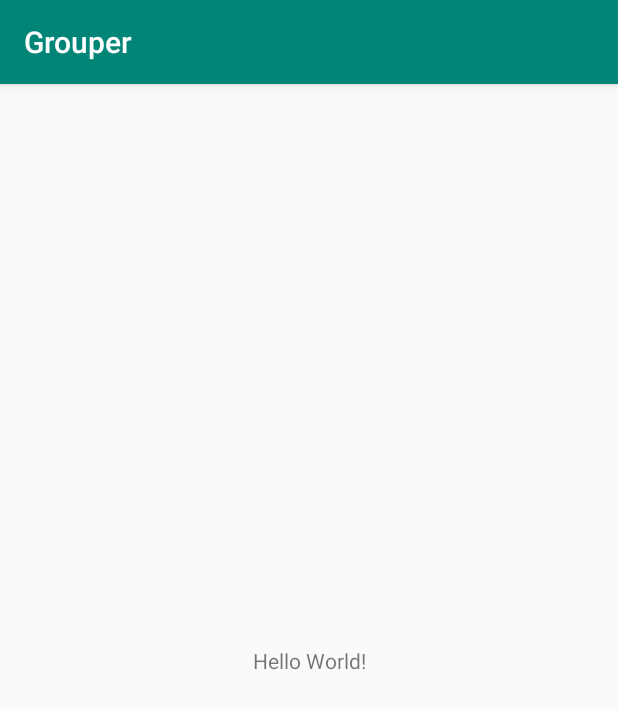
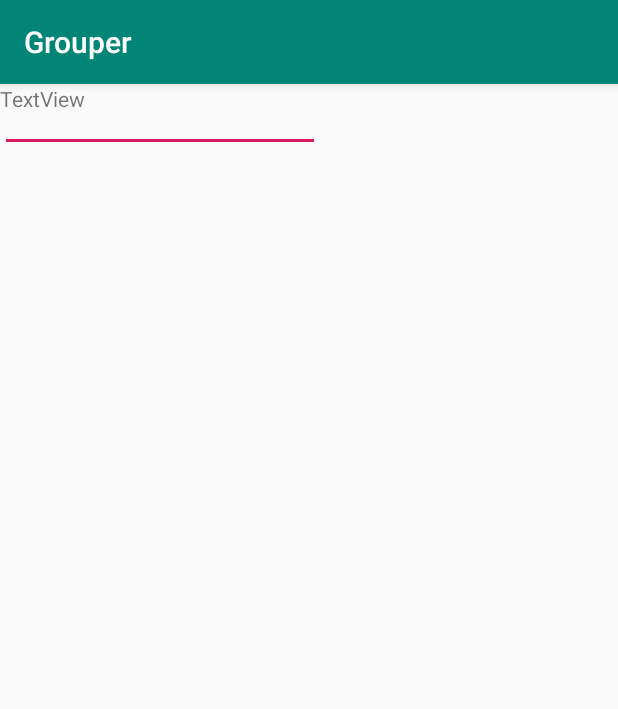
Before and after one commit to Latarax/Bro-Team-App, an Android app: the screen it shows after launch (MainActivity before the commit, LoginMain after it), on a phone screen of 412 x 824 dp. Shown: the top 709 px of the screen. Run offline under Robolectric (Android 15) with nearby library versions, the phone set to English and light mode, and no system bars.

Commit message:
Changing around the name of main and adding two more activities

```diff
--- a/app/build.gradle
+++ b/app/build.gradle
@@ -25,7 +25,7 @@ android {
 
 dependencies {
     implementation fileTree(dir: 'libs', include: ['*.jar'])
-    implementation"org.jetbrains.kotlin:kotlin-stdlib-jdk7:$kotlin_version"
+    implementation "org.jetbrains.kotlin:kotlin-stdlib-jdk7:$kotlin_version"
     implementation 'androidx.appcompat:appcompat:1.0.2'
     implementation 'androidx.core:core-ktx:1.0.2'
     implementation 'androidx.constraintlayout:constraintlayout:1.1.3'
--- a/app/src/main/AndroidManifest.xml
+++ b/app/src/main/AndroidManifest.xml
@@ -9,7 +9,9 @@
         android:roundIcon="@mipmap/ic_launcher_round"
         android:supportsRtl="true"
         android:theme="@style/AppTheme">
-        <activity android:name=".MainActivity">
+        <activity android:name=".HomePage" />
+        <activity android:name=".CreateNewAccount" />
+        <activity android:name=".LoginMain">
             <intent-filter>
                 <action android:name="android.intent.action.MAIN" />
 
--- a/app/src/main/java/android/grouper/prot/MainActivity.kt
+++ b/app/src/main/java/android/grouper/prot/LoginMain.kt
@@ -3,10 +3,10 @@ package android.grouper.prot
 import androidx.appcompat.app.AppCompatActivity
 import android.os.Bundle
 
-class MainActivity : AppCompatActivity() {
+class LoginMain : AppCompatActivity() {
 
     override fun onCreate(savedInstanceState: Bundle?) {
         super.onCreate(savedInstanceState)
-        setContentView(R.layout.activity_main)
+        setContentView(R.layout.activity_login_main)
     }
 }
--- a/app/src/main/res/layout/activity_main.xml
+++ b/app/src/main/res/layout/activity_home_page.xml
@@ -4,15 +4,6 @@
     xmlns:tools="http://schemas.android.com/tools"
     android:layout_width="match_parent"
     android:layout_height="match_parent"
-    tools:context=".MainActivity">
-
-    <TextView
-        android:layout_width="wrap_content"
-        android:layout_height="wrap_content"
-        android:text="Hello World!"
-        app:layout_constraintBottom_toBottomOf="parent"
-        app:layout_constraintLeft_toLeftOf="parent"
-        app:layout_constraintRight_toRightOf="parent"
-        app:layout_constraintTop_toTopOf="parent" />
+    tools:context=".HomePage">
 
 </androidx.constraintlayout.widget.ConstraintLayout>
--- /dev/null
+++ b/app/src/main/res/layout/activity_login_main.xml
@@ -0,0 +1,26 @@
+<?xml version="1.0" encoding="utf-8"?>
+<androidx.constraintlayout.widget.ConstraintLayout xmlns:android="http://schemas.android.com/apk/res/android"
+    xmlns:app="http://schemas.android.com/apk/res-auto"
+    xmlns:tools="http://schemas.android.com/tools"
+    android:layout_width="match_parent"
+    android:layout_height="match_parent"
+    tools:context=".LoginMain">
+
+    <EditText
+        android:id="@+id/editText"
+        android:layout_width="wrap_content"
+        android:layout_height="wrap_content"
+        android:ems="10"
+        android:inputType="textPassword"
+        tools:layout_editor_absoluteX="101dp"
+        tools:layout_editor_absoluteY="419dp" />
+
+    <TextView
+        android:id="@+id/textView2"
+        android:layout_width="214dp"
+        android:layout_height="43dp"
+        android:editable="true"
+        android:text="TextView"
+        tools:layout_editor_absoluteX="101dp"
+        tools:layout_editor_absoluteY="347dp" />
+</androidx.constraintlayout.widget.ConstraintLayout>
```
Also changed, not shown: app/src/main/java/android/grouper/prot/CreateNewAccount.kt (added, +12 -0 lines), app/src/main/java/android/grouper/prot/HomePage.kt (added, +12 -0 lines), app/src/main/res/layout/activity_create_new_account.xml (added, +9 -0 lines).
